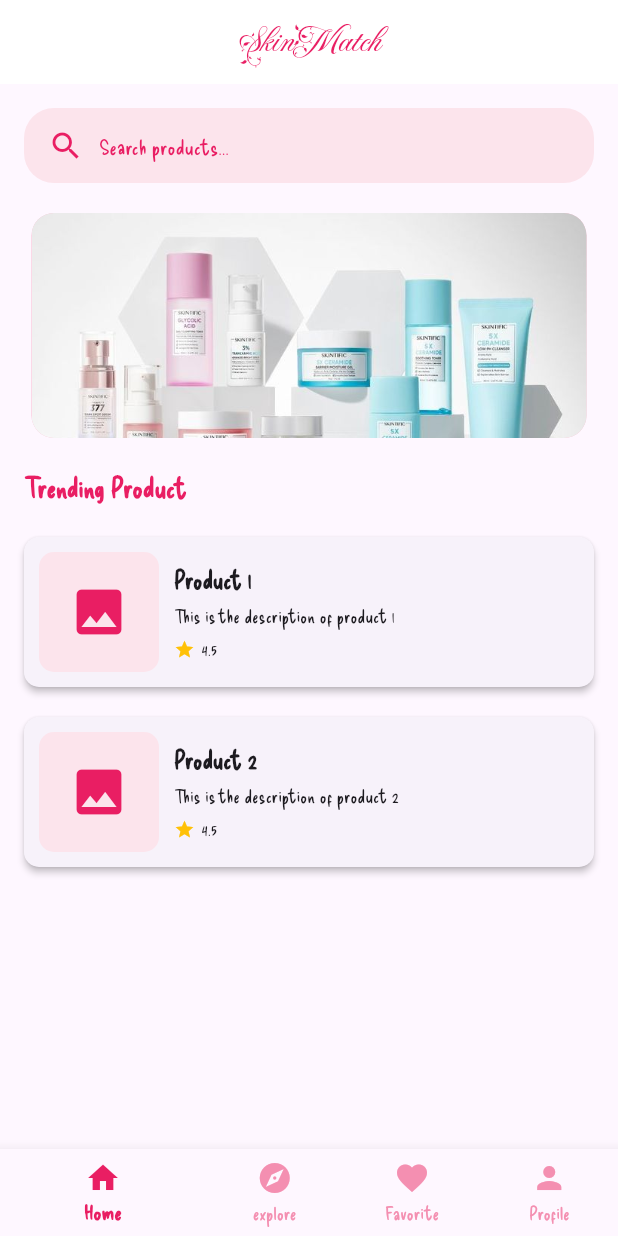
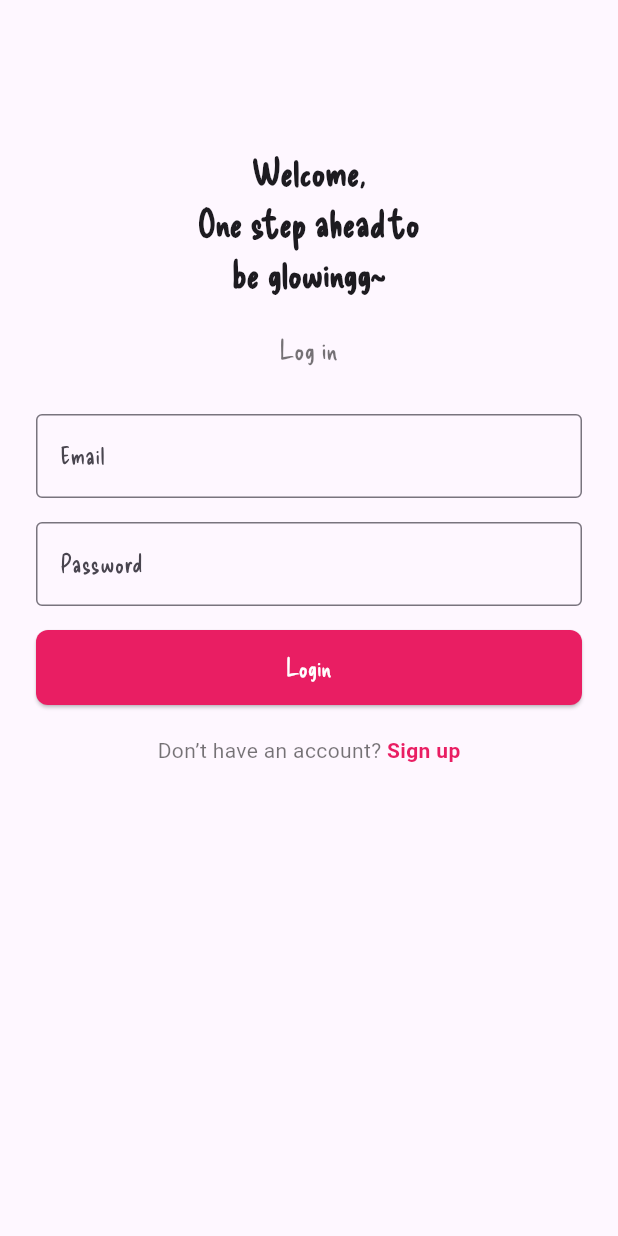
Before and after one commit to donnaagn/skin_match, a Flutter app: the screen it shows after launch, on a phone screen of 412 x 824 dp. Run offline on Flutter 3.47's test engine with Material 3 defaults, Android fonts, the light colour scheme and no system bars; our stand-ins replace shared_preferences.

Commit message:
login screen

```diff
--- /dev/null
+++ b/lib/data/user_data.dart
@@ -0,0 +1,6 @@
+import 'package:skin_match/models/user.dart';
+
+var userList = [
+  User(name: 'Lumiah', email: 'lumiah@gmail.com', password: '12345')
+
+];
--- a/lib/main.dart
+++ b/lib/main.dart
@@ -1,12 +1,24 @@
 import 'package:flutter/material.dart';
-import 'package:skin_match/screens/main_screen.dart'; // Pastikan path-nya sesuai dengan struktur proyek Anda.
+import 'package:skin_match/screens/login_screen.dart';
+import 'package:shared_preferences/shared_preferences.dart';
+import 'package:skin_match/screens/main_screen.dart';
 
-void main() {
-  runApp(const SkinMatchApp());
+
+void main() async {
+  WidgetsFlutterBinding.ensureInitialized();
+  SharedPreferences prefs = await SharedPreferences.getInstance();
+
+  bool isLoggedIn = prefs.getBool('isLoggedIn') ?? false;
+
+  runApp(SkinMatchApp(
+    isLoggedIn: isLoggedIn,
+  ));
+
 }
 
 class SkinMatchApp extends StatelessWidget {
-  const SkinMatchApp({super.key});
+  final bool isLoggedIn;
+  const SkinMatchApp({super.key, required this.isLoggedIn});
 
   @override
   Widget build(BuildContext context) {
@@ -17,7 +29,11 @@ class SkinMatchApp extends StatelessWidget {
         primarySwatch: Colors.pink, // Warna tema aplikasi
         fontFamily: 'DeliciousHandrawn', // Font default
       ),
-      home: const MainScreen(), // Halaman utama
+      home: isLoggedIn ? const MainScreen() : const LoginScreen(),
+      routes: {
+        '/login': (context) => const LoginScreen(),
+        '/home': (context) => const MainScreen()
+      },
     );
   }
 }
--- /dev/null
+++ b/lib/models/user.dart
@@ -0,0 +1,7 @@
+class User {
+  final String name;
+  final String email;
+  final String password;
+
+  User({required this.name, required this.email, required this.password});
+}
--- a/lib/screens/login_screen.dart
+++ b/lib/screens/login_screen.dart
@@ -0,0 +1,137 @@
+import 'package:flutter/material.dart';
+import 'package:shared_preferences/shared_preferences.dart';
+import 'package:skin_match/data/user_data.dart'; // Pastikan path ini sesuai
+import 'package:skin_match/models/user.dart'; // Pastikan path ini sesuai
+
+class LoginScreen extends StatefulWidget {
+  const LoginScreen({Key? key}) : super(key: key);
+
+  @override
+  State<LoginScreen> createState() => _LoginScreenState();
+}
+
+class _LoginScreenState extends State<LoginScreen> {
+  final TextEditingController _emailController = TextEditingController();
+  final TextEditingController _passwordController = TextEditingController();
+
+  @override
+  Widget build(BuildContext context) {
+    return Scaffold(
+      body: SingleChildScrollView(
+        child: Padding(
+          padding: const EdgeInsets.symmetric(horizontal: 24, vertical: 48),
+          child: Column(
+            crossAxisAlignment: CrossAxisAlignment.start,
+            children: [
+              const SizedBox(height: 50),
+              Center(
+                child: Column(
+                  children: const [
+                    Text(
+                      'Welcome,\nOne step ahead to\nbe glowingg~',
+                      textAlign: TextAlign.center,
+                      style: TextStyle(
+                        fontSize: 24,
+                        fontWeight: FontWeight.bold,
+                        height: 1.4,
+                      ),
+                    ),
+                    SizedBox(height: 20), // Jarak setelah teks
+                    Text(
+                      'Log in',
+                      style: TextStyle(
+                        fontSize: 18,
+                        color: Colors.black54,
+                        fontWeight: FontWeight.w500,
+                      ),
+                    ),
+                  ],
+                ),
+              ),
+
+              // Menambahkan SizedBox untuk memberi jarak
+              const SizedBox(height: 30), // Menambah jarak di antara teks dan kolom input
+
+              // Textfield untuk Email
+              TextField(
+                controller: _emailController,
+                decoration: const InputDecoration(
+                    border: OutlineInputBorder(), labelText: 'Email'),
+              ),
+              const SizedBox(height: 16),
+              // Textfield untuk Password
+              TextField(
+                controller: _passwordController,
+                decoration: const InputDecoration(
+                    border: OutlineInputBorder(), labelText: 'Password'),
+                obscureText: true,
+              ),
+              // Tombol login
+              const SizedBox(height: 16),
+              ElevatedButton(
+                onPressed: () async {
+                  String email = _emailController.text;
+                  String password = _passwordController.text;
+
+                  if (validateLogin(email, password)) {
+                    SharedPreferences prefs = await SharedPreferences.getInstance();
+                    await prefs.setBool('isLoggedIn', true);
+                    await prefs.setString('email', email);
+                    Navigator.pushReplacementNamed(context, '/home');
+                  } else {
+                    ScaffoldMessenger.of(context).showSnackBar(
+                      const SnackBar(content: Text('Invalid email or password')),
+                    );
+                  }
+                },
+                style: ElevatedButton.styleFrom(
+                  backgroundColor: Colors.pink, // Warna tombol
+                  minimumSize: const Size(double.infinity, 50), // Tombol full-width
+                  shape: RoundedRectangleBorder(
+                    borderRadius: BorderRadius.circular(8),
+                  ),
+                ),
+                child: const Text(
+                  'Login',
+                  style: TextStyle(color: Colors.white, fontSize: 16),
+                ),
+              ),
+               const SizedBox(height: 20),
+                    Center(
+                      child: GestureDetector(
+                        onTap: () {
+                          // Navigate to sign-up screen
+                        },
+                        child: const Text.rich(
+                          TextSpan(
+                            text: "Don’t have an account? ",
+                            style: TextStyle(color: Colors.black54),
+                            children: [
+                              TextSpan(
+                                text: "Sign up",
+                                style: TextStyle(
+                                    color: Colors.pink,
+                                    fontWeight: FontWeight.bold),
+                        ),
+                      ],
+                    ),
+                  ),
+                ),
+              ),
+            ],
+          ),
+        ),
+      ),
+    );
+  }
+
+  // Fungsi untuk validasi login
+  bool validateLogin(String email, String password) {
+    for (User user in userList) {
+      if (user.email == email && user.password == password) {
+        return true;
+      }
+    }
+    return false;
+  }
+}
--- a/pubspec.yaml
+++ b/pubspec.yaml
@@ -9,6 +9,7 @@ environment:
 dependencies:
   flutter:
     sdk: flutter
+  shared_preferences:
   carousel_slider: ^4.2.0
 
 dev_dependencies:
```
Also changed, not shown: pubspec.lock, 1 other file.
